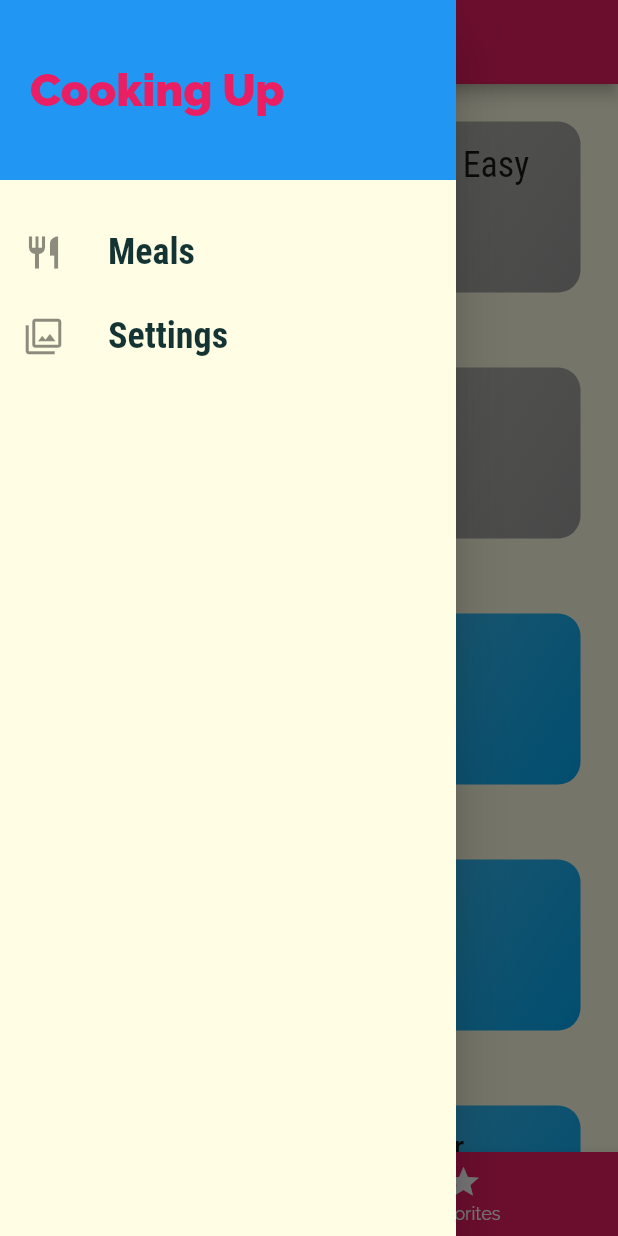
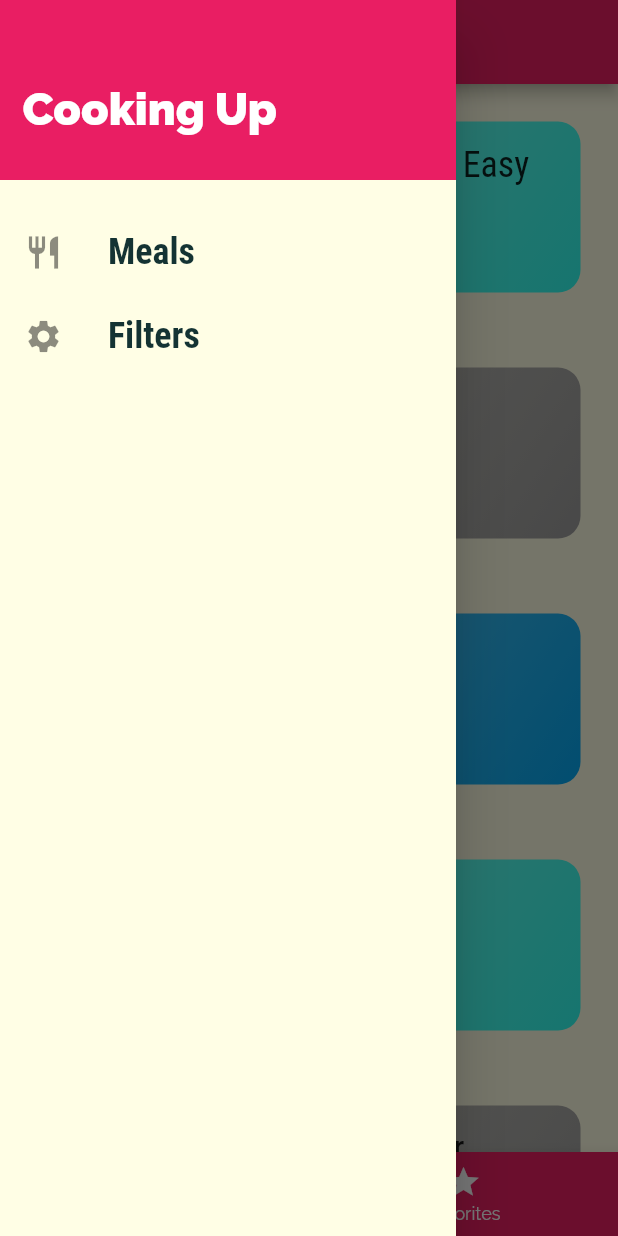
Before and after one commit to Ibrahim-Lokman/meals_app, a Flutter app: the screen it shows after launch, with the side drawer open, on a phone screen of 412 x 824 dp. Run offline on Flutter 3.47's test engine with Material 2 defaults, Android fonts, the phone set to English and light mode, and no system bars.

Commit message:
Adding links to drawer

```diff
--- /dev/null
+++ b/meals_app/lib/Screens/filters_screen.dart
@@ -0,0 +1,15 @@
+import 'package:flutter/material.dart';
+import 'package:flutter/src/widgets/container.dart';
+import 'package:flutter/src/widgets/framework.dart';
+
+class FiltersScreen extends StatelessWidget {
+  static const routeName = '/filters';
+
+
+  @override
+  Widget build(BuildContext context) {
+    return Center(
+      child: Text('Filters!'),
+    );
+  }
+}
--- a/meals_app/lib/Widgets/main_drawer.dart
+++ b/meals_app/lib/Widgets/main_drawer.dart
@@ -1,10 +1,11 @@
 import 'package:flutter/material.dart';
 import 'package:flutter/src/widgets/container.dart';
 import 'package:flutter/src/widgets/framework.dart';
+import 'package:meals_app/Screens/filters_screen.dart';
 
 class MainDrawer extends StatelessWidget {
 
-  Widget buildListTile(String title, IconData icon){
+  Widget buildListTile(String title, IconData icon, Function()? tapHandler) {
     return ListTile(
             leading: Icon(
               icon,
@@ -18,9 +19,7 @@ class MainDrawer extends StatelessWidget {
                 fontWeight: FontWeight.bold,
               ),
             ),
-            onTap: (){
-              //.....
-            },
+            onTap:  tapHandler,
           );
   }
 
@@ -32,20 +31,35 @@ class MainDrawer extends StatelessWidget {
           Container(
             height: 120,
             width: double.infinity,
-            padding: EdgeInsets.all(20),
+            padding: EdgeInsets.only(
+              top: 25,
+              left: 15,
+            ),
             alignment: Alignment.centerLeft,
-            color: Theme.of(context).accentColor,
+            color: Theme.of(context).primaryColor,
             child: Text(
               'Cooking Up',
               style: TextStyle(
                 fontWeight: FontWeight.w900,
                 fontSize: 30,
-                color: Theme.of(context).primaryColor
+                color: Colors.white,
               ),),
           ),
           SizedBox(height: 20),
-          buildListTile('Meals', Icons.restaurant),
-          buildListTile('Settings', Icons.filter),
+          buildListTile(
+            'Meals',
+            Icons.restaurant,
+            () {
+              Navigator.of(context).pushNamed('/');
+            },
+          ),
+          buildListTile(
+            'Filters',
+            Icons.settings,
+            () {
+               Navigator.of(context).pushNamed(FiltersScreen.routeName);
+            },
+          ),
 
         ],
       ),
--- a/meals_app/lib/dummy_data.dart
+++ b/meals_app/lib/dummy_data.dart
@@ -7,12 +7,12 @@ var DUMMY_CATEGORIES =  [
   Category(
     id: 'c1',
     title: 'Italian',
-    color: Colors.grey,
+    color: Color.fromARGB(255, 48, 255, 241),
   ),
   Category(
     id: 'c2',
     title: 'Quick & Easy',
-    color: Colors.grey,
+    color: Color.fromARGB(255, 48, 255, 241),
   ),
   Category(
     id: 'c3',
@@ -27,7 +27,7 @@ var DUMMY_CATEGORIES =  [
   Category(
     id: 'c5',
     title: 'Light & Lovely',
-    color: Colors.grey,
+    color: Colors.lightBlue,
   ),
   Category(
     id: 'c6',
@@ -37,22 +37,22 @@ var DUMMY_CATEGORIES =  [
   Category(
     id: 'c7',
     title: 'Breakfast',
-    color: Colors.lightBlue,
+    color: Color.fromARGB(255, 48, 255, 241),
   ),
   Category(
     id: 'c8',
     title: 'Asian',
-    color: Colors.lightBlue,
+    color: Color.fromARGB(255, 48, 255, 241),
   ),
   Category(
     id: 'c9',
     title: 'French',
-    color: Colors.lightBlue,
+    color: Colors.grey,
   ),
   Category(
     id: 'c10',
     title: 'Summer',
-    color: Colors.lightBlue,
+    color: Colors.grey,
   ),
 ];
 
--- a/meals_app/lib/main.dart
+++ b/meals_app/lib/main.dart
@@ -1,6 +1,7 @@
 import 'package:flutter/material.dart';
 import 'package:meals_app/Screens/categories_screen.dart';
 import 'package:meals_app/Screens/category_meals_screen.dart';
+import 'package:meals_app/Screens/filters_screen.dart';
 import 'package:meals_app/Screens/meal_details_screen.dart';
 import 'package:meals_app/Screens/tabs_screen.dart';
 
@@ -38,6 +39,7 @@ class MyApp extends StatelessWidget {
         '/' :(context) => TabScreen(),
         CategoryMealsScreen.routeName : (context) => CategoryMealsScreen(),
         MealDetailsScreen.routeName : (context) => MealDetailsScreen(),
+        FiltersScreen.routeName:(context) => FiltersScreen(),
       },
       onGenerateRoute: (settings) {
         print(settings.arguments);
```
